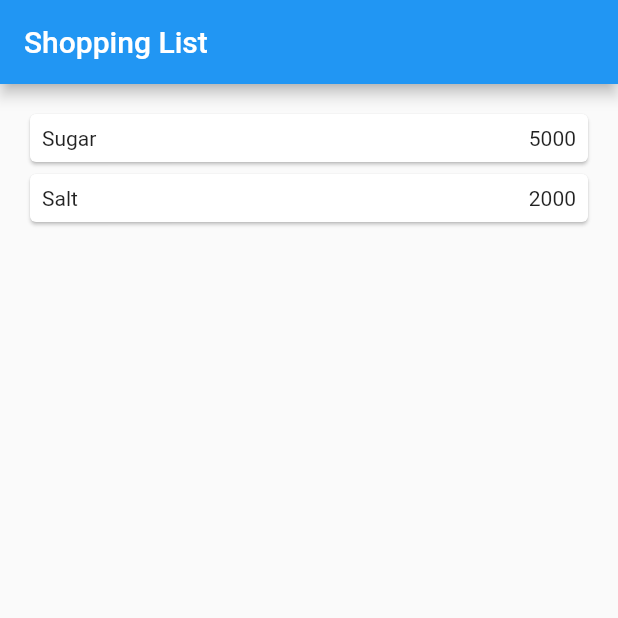
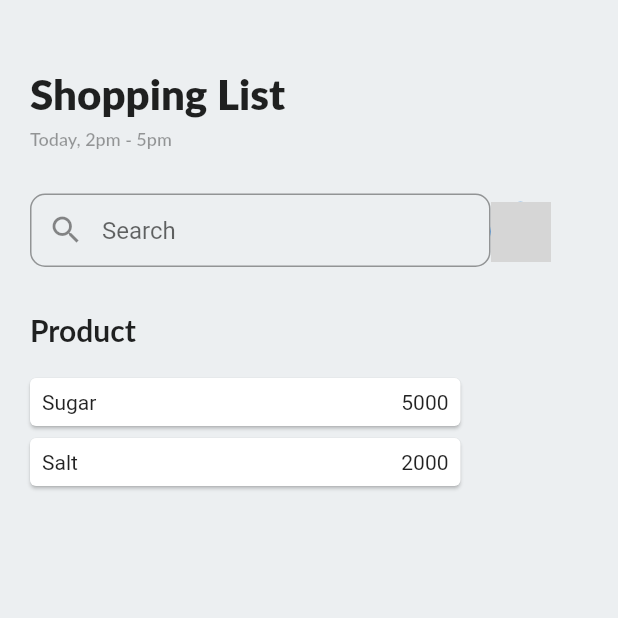
Before and after one commit to mutiadhewanty/flutter_belanja, a Flutter app: the screen it shows after launch, on a phone screen of 412 x 824 dp, the top half of it. Run offline on Flutter 3.47's test engine with Material 2 defaults, Android fonts, the phone set to English and light mode, and no system bars; network calls fail; Roboto replaces fonts that are missing (Lato); grey boxes are pictures that could not be loaded.

```diff
--- a/lib/models/item.dart
+++ b/lib/models/item.dart
@@ -1,6 +1,7 @@
 class Item {
   String name;
   int price;
+  String image;
 
-  Item({required this.name, required this.price});
+  Item({required this.name, required this.price, required this.image});
 }
--- a/lib/pages/home_page.dart
+++ b/lib/pages/home_page.dart
@@ -3,27 +3,93 @@ import 'package:flutter_belanja/models/item.dart';
 
 class HomePage extends StatelessWidget {
   final List<Item> items = [
-    Item(name: 'Sugar', price: 5000),
-    Item(name: 'Salt', price: 2000),
+    Item(
+        name: 'Sugar',
+        price: 5000,
+        image:
+            'https://tse3.mm.bing.net/th?id=OIP.4jUiNr1qmV-Pqs3KKdvRBgHaHa&pid=Api&P=0&w=166&h=166'),
+    Item(
+        name: 'Salt',
+        price: 2000,
+        image:
+            'https://tse4.mm.bing.net/th?id=OIP.BDMDcrJnaqlxZ-zSjm5SeQHaHa&pid=Api&P=0&w=215&h=215'),
   ];
   HomePage({Key? key}) : super(key: key);
 
   @override
   Widget build(BuildContext context) {
     return Scaffold(
-      appBar: AppBar(
-        title: Text('Shopping List'),
+        backgroundColor: Colors.blueGrey.shade50,
+        body: Container(
+          child: SafeArea(
+              child: Row(
+            children: [
+              Expanded(
+                  child: Column(
+                crossAxisAlignment: CrossAxisAlignment.start,
+                children: [
+                  Padding(
+                    padding: EdgeInsets.only(left: 20, top: 45),
+                    child: Text(
+                      'Shopping List',
+                      style: TextStyle(
+                          fontFamily: 'Lato',
+                          fontWeight: FontWeight.w900,
+                          fontSize: 28,
+                          color: Colors.black87),
                     ),
-      body: Container(
-        margin: EdgeInsets.all(8),
+                  ),
+                  Padding(
+                    padding: EdgeInsets.only(left: 20, top: 6),
+                    child: Text(
+                      'Today, 2pm - 5pm',
+                      style: TextStyle(
+                          fontFamily: 'Lato',
+                          fontWeight: FontWeight.w600,
+                          fontSize: 12,
+                          color: Colors.black38),
+                    ),
+                  ),
+                  Padding(
+                    padding: const EdgeInsets.only(
+                      left: 20,
+                      top: 30,
+                    ),
+                    child: Center(
+                        child: TextField(
+                      decoration: InputDecoration(
+                          hintText: 'Search',
+                          prefixIcon: Icon(Icons.search),
+                          contentPadding: const EdgeInsets.all(15),
+                          border: OutlineInputBorder(
+                              borderRadius: BorderRadius.circular(10))),
+                    )),
+                  ),
+                  Padding(
+                    padding: EdgeInsets.only(left: 20, top: 30),
+                    child: Text(
+                      'Product',
+                      style: TextStyle(
+                          fontFamily: 'Lato',
+                          fontWeight: FontWeight.w700,
+                          fontSize: 20,
+                          color: Colors.black87),
+                    ),
+                  ),
+                  Padding(
+                    padding: EdgeInsets.all(8),
+                    child: Container(
+                      width: 400,
                       child: ListView.builder(
+                        shrinkWrap: true,
                         padding: EdgeInsets.all(8),
                         itemCount: items.length,
                         itemBuilder: (context, index) {
                           final item = items[index];
                           return InkWell(
-              onTap: (){
-                Navigator.pushNamed(context, '/item', arguments: item);
+                            onTap: () {
+                              Navigator.pushNamed(context, '/item',
+                                  arguments: item);
                             },
                             child: Card(
                               child: Container(
@@ -35,7 +101,12 @@ class HomePage extends StatelessWidget {
                                         child: Text(
                                       item.price.toString(),
                                       textAlign: TextAlign.end,
-                      ))
+                                    )),
+                                    Column(
+                                      children: [
+
+                                      ],
+                                    )
                                   ],
                                 ),
                               ),
@@ -44,6 +115,18 @@ class HomePage extends StatelessWidget {
                         },
                       ),
                     ),
-    );
+                  )
+                ],
+              )),
+              Padding(
+                padding: EdgeInsets.only(bottom: 515, right: 45),
+                child: CircleAvatar(
+                  backgroundImage: NetworkImage(
+                      'https://wallpapercave.com/wp/wp8356814.jpg'),
+                ),
+              ),
+            ],
+          )),
+        ));
   }
 }
--- a/pubspec.yaml
+++ b/pubspec.yaml
@@ -58,8 +58,8 @@ flutter:
   uses-material-design: true
 
   # To add assets to your application, add an assets section, like this:
-  # assets:
-  #   - images/a_dot_burr.jpeg
+  assets:
+    - assets/
   #   - images/a_dot_ham.jpeg
 
   # An image asset can refer to one or more resolution-specific "variants", see
```
Also changed, not shown: lib/widgets/product_size.dart (added, +70 -0 lines), assets/search.svg (added). Lines whose indentation alone changed are shown as unchanged.
